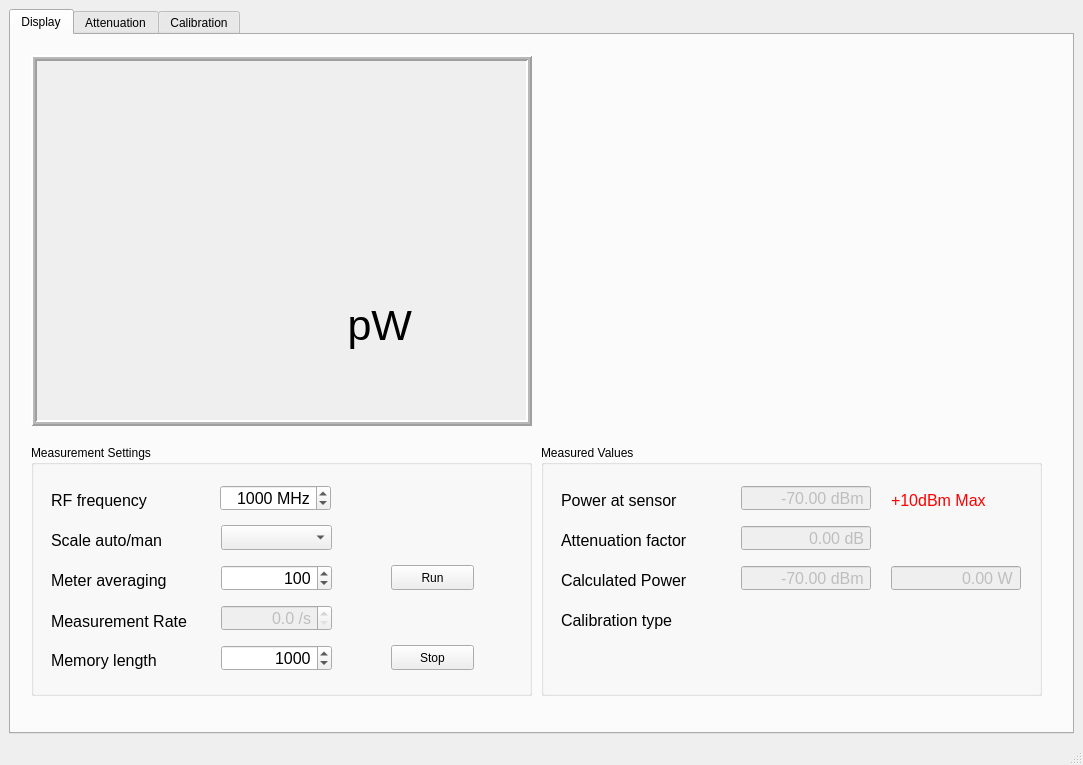
Old version of the form powerMeter.ui in the repository g4ixt/RFPowerMeter.
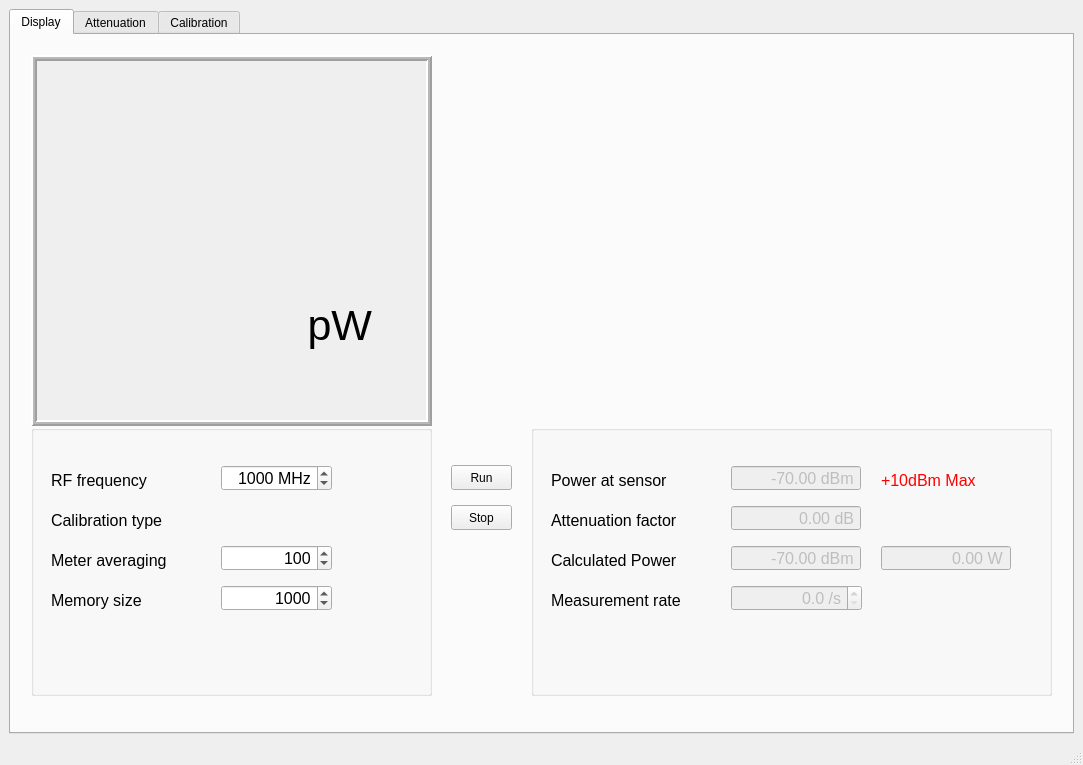
New version of the form. Custom widgets are drawn as their Qt base class.

```diff
--- a/powerMeter.ui
+++ b/powerMeter.ui
@@ -38,7 +38,7 @@
          <rect>
           <x>20</x>
           <y>20</y>
-          <width>501</width>
+          <width>401</width>
           <height>371</height>
          </rect>
         </property>
@@ -62,7 +62,7 @@
           <rect>
            <x>20</x>
            <y>30</y>
-           <width>461</width>
+           <width>361</width>
            <height>321</height>
           </rect>
          </property>
@@ -81,7 +81,7 @@
          <widget class="QLabel" name="powerUnit">
           <property name="geometry">
            <rect>
-            <x>270</x>
+            <x>230</x>
             <y>210</y>
             <width>91</width>
             <height>61</height>
@@ -108,9 +108,9 @@
         <property name="geometry">
          <rect>
           <x>20</x>
-          <y>410</y>
-          <width>501</width>
-          <height>251</height>
+          <y>390</y>
+          <width>401</width>
+          <height>271</height>
          </rect>
         </property>
         <property name="font">
@@ -119,12 +119,12 @@
          </font>
         </property>
         <property name="title">
-         <string>Measurement Settings</string>
+         <string/>
         </property>
         <widget class="QSpinBox" name="freqBox">
          <property name="geometry">
           <rect>
-           <x>189</x>
+           <x>190</x>
            <y>40</y>
            <width>111</width>
            <height>26</height>
@@ -172,24 +172,6 @@
           <string>RF frequency</string>
          </property>
         </widget>
-        <widget class="QLabel" name="label_11">
-         <property name="geometry">
-          <rect>
-           <x>20</x>
-           <y>80</y>
-           <width>131</width>
-           <height>30</height>
-          </rect>
-         </property>
-         <property name="font">
-          <font>
-           <pointsize>12</pointsize>
-          </font>
-         </property>
-         <property name="text">
-          <string>Scale auto/man</string>
-         </property>
-        </widget>
         <widget class="QSpinBox" name="averaging">
          <property name="geometry">
           <rect>
@@ -230,7 +212,7 @@
          <property name="geometry">
           <rect>
            <x>20</x>
-           <y>200</y>
+           <y>160</y>
            <width>161</width>
            <height>30</height>
           </rect>
@@ -241,29 +223,14 @@
           </font>
          </property>
          <property name="text">
-          <string>Memory length</string>
-         </property>
-        </widget>
-        <widget class="QComboBox" name="Scale">
-         <property name="geometry">
-          <rect>
-           <x>190</x>
-           <y>80</y>
-           <width>111</width>
-           <height>25</height>
-          </rect>
-         </property>
-         <property name="font">
-          <font>
-           <pointsize>12</pointsize>
-          </font>
+          <string>Memory size</string>
          </property>
         </widget>
         <widget class="QSpinBox" name="dequeLength">
          <property name="geometry">
           <rect>
            <x>190</x>
-           <y>200</y>
+           <y>160</y>
            <width>111</width>
            <height>26</height>
           </rect>
@@ -307,69 +274,13 @@
           <string>Meter averaging</string>
          </property>
         </widget>
-        <widget class="QPushButton" name="runButton">
-         <property name="geometry">
-          <rect>
-           <x>360</x>
-           <y>120</y>
-           <width>83</width>
-           <height>25</height>
-          </rect>
-         </property>
-         <property name="text">
-          <string>Run</string>
-         </property>
-        </widget>
-        <widget class="QPushButton" name="stopButton">
-         <property name="geometry">
-          <rect>
-           <x>360</x>
-           <y>200</y>
-           <width>83</width>
-           <height>25</height>
-          </rect>
-         </property>
-         <property name="text">
-          <string>Stop</string>
-         </property>
-        </widget>
-        <widget class="QDoubleSpinBox" name="measurementRate">
-         <property name="enabled">
-          <bool>false</bool>
-         </property>
-         <property name="geometry">
-          <rect>
-           <x>190</x>
-           <y>160</y>
-           <width>111</width>
-           <height>26</height>
-          </rect>
-         </property>
-         <property name="font">
-          <font>
-           <pointsize>12</pointsize>
-          </font>
-         </property>
-         <property name="alignment">
-          <set>Qt::AlignRight|Qt::AlignTrailing|Qt::AlignVCenter</set>
-         </property>
-         <property name="suffix">
-          <string> /s</string>
-         </property>
-         <property name="decimals">
-          <number>1</number>
-         </property>
-         <property name="maximum">
-          <double>10000.000000000000000</double>
-         </property>
-        </widget>
-        <widget class="QLabel" name="label">
+        <widget class="QLabel" name="label_14">
          <property name="geometry">
           <rect>
            <x>20</x>
-           <y>168</y>
+           <y>80</y>
            <width>171</width>
-           <height>17</height>
+           <height>30</height>
           </rect>
          </property>
          <property name="font">
@@ -378,16 +289,40 @@
           </font>
          </property>
          <property name="text">
-          <string>Measurement Rate</string>
+          <string>Calibration type</string>
+         </property>
+        </widget>
+        <widget class="QLabel" name="calQualLabel">
+         <property name="geometry">
+          <rect>
+           <x>190</x>
+           <y>80</y>
+           <width>161</width>
+           <height>31</height>
+          </rect>
+         </property>
+         <property name="font">
+          <font>
+           <pointsize>12</pointsize>
+          </font>
+         </property>
+         <property name="frameShape">
+          <enum>QFrame::NoFrame</enum>
+         </property>
+         <property name="lineWidth">
+          <number>1</number>
+         </property>
+         <property name="text">
+          <string/>
          </property>
         </widget>
        </widget>
        <widget class="PlotWidget" name="graphWidget" native="true">
         <property name="geometry">
          <rect>
-          <x>540</x>
+          <x>440</x>
           <y>20</y>
-          <width>501</width>
+          <width>601</width>
           <height>371</height>
          </rect>
         </property>
@@ -401,10 +336,10 @@
        <widget class="QGroupBox" name="groupBox">
         <property name="geometry">
          <rect>
-          <x>530</x>
-          <y>410</y>
-          <width>501</width>
-          <height>251</height>
+          <x>520</x>
+          <y>390</y>
+          <width>521</width>
+          <height>271</height>
          </rect>
         </property>
         <property name="font">
@@ -413,7 +348,7 @@
          </font>
         </property>
         <property name="title">
-         <string>Measured Values</string>
+         <string/>
         </property>
         <widget class="QDoubleSpinBox" name="sensorPower">
          <property name="enabled">
@@ -640,69 +575,6 @@
           <string>+10dBm Max</string>
          </property>
         </widget>
-        <widget class="QLabel" name="calQualLabel">
-         <property name="geometry">
-          <rect>
-           <x>200</x>
-           <y>160</y>
-           <width>281</width>
-           <height>31</height>
-          </rect>
-         </property>
-         <property name="font">
-          <font>
-           <pointsize>12</pointsize>
-          </font>
-         </property>
-         <property name="frameShape">
-          <enum>QFrame::NoFrame</enum>
-         </property>
-         <property name="lineWidth">
-          <number>1</number>
-         </property>
-         <property name="text">
-          <string/>
-         </property>
-        </widget>
-        <widget class="QLabel" name="label_14">
-         <property name="geometry">
-          <rect>
-           <x>20</x>
-           <y>160</y>
-           <width>171</width>
-           <height>30</height>
-          </rect>
-         </property>
-         <property name="font">
-          <font>
-           <pointsize>12</pointsize>
-          </font>
-         </property>
-         <property name="text">
-          <string>Calibration type</string>
-         </property>
-        </widget>
-        <widget class="QLabel" name="spiNoise">
-         <property name="geometry">
-          <rect>
-           <x>20</x>
-           <y>200</y>
-           <width>161</width>
-           <height>17</height>
-          </rect>
-         </property>
-         <property name="font">
-          <font>
-           <pointsize>12</pointsize>
-          </font>
-         </property>
-         <property name="styleSheet">
-          <string notr="true">color: rgb(255, 0, 0);</string>
-         </property>
-         <property name="text">
-          <string/>
-         </property>
-        </widget>
         <widget class="QLabel" name="sensorOverload">
          <property name="geometry">
           <rect>
@@ -724,6 +596,101 @@
           <string/>
          </property>
         </widget>
+        <widget class="QLabel" name="spiNoise">
+         <property name="geometry">
+          <rect>
+           <x>20</x>
+           <y>200</y>
+           <width>161</width>
+           <height>21</height>
+          </rect>
+         </property>
+         <property name="font">
+          <font>
+           <pointsize>12</pointsize>
+          </font>
+         </property>
+         <property name="styleSheet">
+          <string notr="true">color: rgb(255, 0, 0);</string>
+         </property>
+         <property name="text">
+          <string/>
+         </property>
+        </widget>
+        <widget class="QDoubleSpinBox" name="measurementRate">
+         <property name="enabled">
+          <bool>false</bool>
+         </property>
+         <property name="geometry">
+          <rect>
+           <x>200</x>
+           <y>160</y>
+           <width>131</width>
+           <height>26</height>
+          </rect>
+         </property>
+         <property name="font">
+          <font>
+           <pointsize>12</pointsize>
+          </font>
+         </property>
+         <property name="alignment">
+          <set>Qt::AlignRight|Qt::AlignTrailing|Qt::AlignVCenter</set>
+         </property>
+         <property name="suffix">
+          <string> /s</string>
+         </property>
+         <property name="decimals">
+          <number>1</number>
+         </property>
+         <property name="maximum">
+          <double>10000.000000000000000</double>
+         </property>
+        </widget>
+        <widget class="QLabel" name="label">
+         <property name="geometry">
+          <rect>
+           <x>20</x>
+           <y>160</y>
+           <width>161</width>
+           <height>31</height>
+          </rect>
+         </property>
+         <property name="font">
+          <font>
+           <pointsize>12</pointsize>
+          </font>
+         </property>
+         <property name="text">
+          <string>Measurement rate</string>
+         </property>
+        </widget>
+       </widget>
+       <widget class="QPushButton" name="stopButton">
+        <property name="geometry">
+         <rect>
+          <x>440</x>
+          <y>470</y>
+          <width>61</width>
+          <height>25</height>
+         </rect>
+        </property>
+        <property name="text">
+         <string>Stop</string>
+        </property>
+       </widget>
+       <widget class="QPushButton" name="runButton">
+        <property name="geometry">
+         <rect>
+          <x>440</x>
+          <y>430</y>
+          <width>61</width>
+          <height>25</height>
+         </rect>
+        </property>
+        <property name="text">
+         <string>Run</string>
+        </property>
        </widget>
        <zorder>groupBox</zorder>
        <zorder>frame</zorder>
```
Left out of the diff: 5 changed lines with no effect on the pictures.
